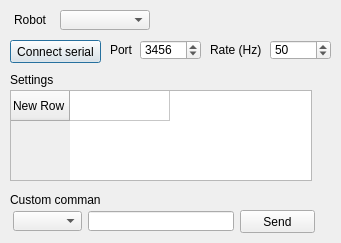
Old version of the form Main/SimTestQt/controllerdialog.ui in the repository krishauser/Klampt.
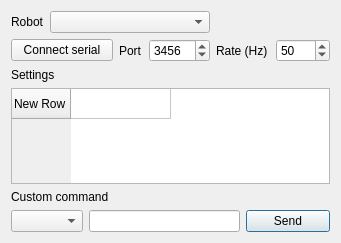
New version of the form.

Commit message: Updated GUI cosmetics, fixed pose objects

```diff
--- a/Main/SimTestQt/controllerdialog.ui
+++ b/Main/SimTestQt/controllerdialog.ui
@@ -13,51 +13,57 @@
   <property name="windowTitle">
    <string>Controller</string>
   </property>
+  <layout class="QGridLayout" name="gridLayout">
+   <item row="5" column="2" colspan="4">
+    <widget class="QLineEdit" name="lineEdit"/>
+   </item>
+   <item row="5" column="0" colspan="2">
+    <widget class="QComboBox" name="comboBox"/>
+   </item>
+   <item row="5" column="6" colspan="2">
+    <widget class="QPushButton" name="pushButton_2">
+     <property name="text">
+      <string>Send</string>
+     </property>
+    </widget>
+   </item>
+   <item row="1" column="5" colspan="2">
+    <widget class="QLabel" name="label_4">
+     <property name="text">
+      <string>Rate (Hz)</string>
+     </property>
+    </widget>
+   </item>
+   <item row="0" column="0">
   <widget class="QLabel" name="label">
-   <property name="geometry">
-    <rect>
-     <x>14</x>
-     <y>10</y>
-     <width>90</width>
-     <height>20</height>
-    </rect>
-   </property>
    <property name="text">
     <string>Robot</string>
    </property>
   </widget>
-  <widget class="QComboBox" name="cmb_robot">
-   <property name="geometry">
-    <rect>
-     <x>60</x>
-     <y>10</y>
-     <width>90</width>
-     <height>20</height>
-    </rect>
-   </property>
-  </widget>
+   </item>
+   <item row="4" column="0" colspan="3">
+    <widget class="QLabel" name="label_5">
+     <property name="text">
+      <string>Custom command</string>
+     </property>
+    </widget>
+   </item>
+   <item row="1" column="3">
   <widget class="QLabel" name="label_3">
-   <property name="geometry">
-    <rect>
-     <x>110</x>
-     <y>40</y>
-     <width>41</width>
-     <height>20</height>
-    </rect>
-   </property>
    <property name="text">
     <string>Port</string>
    </property>
   </widget>
+   </item>
+   <item row="1" column="0" colspan="3">
+    <widget class="QPushButton" name="pushButton">
+     <property name="text">
+      <string>Connect serial</string>
+     </property>
+    </widget>
+   </item>
+   <item row="1" column="7">
   <widget class="QSpinBox" name="spn_rate">
-   <property name="geometry">
-    <rect>
-     <x>270</x>
-     <y>40</y>
-     <width>61</width>
-     <height>20</height>
-    </rect>
-   </property>
    <property name="maximum">
     <number>1000</number>
    </property>
@@ -65,57 +71,16 @@
     <number>50</number>
    </property>
   </widget>
-  <widget class="QSpinBox" name="spn_port">
-   <property name="geometry">
-    <rect>
-     <x>140</x>
-     <y>40</y>
-     <width>61</width>
-     <height>20</height>
-    </rect>
-   </property>
-   <property name="maximum">
-    <number>65535</number>
-   </property>
-   <property name="value">
-    <number>3456</number>
-   </property>
-  </widget>
-  <widget class="QLabel" name="label_4">
-   <property name="geometry">
-    <rect>
-     <x>210</x>
-     <y>40</y>
-     <width>51</width>
-     <height>20</height>
-    </rect>
-   </property>
+   </item>
+   <item row="2" column="0" colspan="3">
+    <widget class="QLabel" name="label_2">
    <property name="text">
-    <string>Rate (Hz)</string>
-   </property>
-  </widget>
-  <widget class="QPushButton" name="pushButton">
-   <property name="geometry">
-    <rect>
-     <x>10</x>
-     <y>40</y>
-     <width>91</width>
-     <height>23</height>
-    </rect>
-   </property>
-   <property name="text">
-    <string>Connect serial</string>
-   </property>
-  </widget>
+      <string>Settings</string>
+     </property>
+    </widget>
+   </item>
+   <item row="3" column="0" colspan="8">
   <widget class="QTableWidget" name="tableWidget">
-   <property name="geometry">
-    <rect>
-     <x>10</x>
-     <y>90</y>
-     <width>302</width>
-     <height>91</height>
-    </rect>
-   </property>
    <property name="styleSheet">
     <string notr="true">font: 75 9pt &quot;Ubuntu&quot;;</string>
    </property>
@@ -141,65 +106,21 @@
     </property>
    </item>
   </widget>
-  <widget class="QLabel" name="label_2">
-   <property name="geometry">
-    <rect>
-     <x>10</x>
-     <y>70</y>
-     <width>90</width>
-     <height>20</height>
-    </rect>
-   </property>
-   <property name="text">
-    <string>Settings</string>
-   </property>
-  </widget>
-  <widget class="QPushButton" name="pushButton_2">
-   <property name="geometry">
-    <rect>
-     <x>240</x>
-     <y>210</y>
-     <width>75</width>
-     <height>23</height>
-    </rect>
-   </property>
-   <property name="text">
-    <string>Send</string>
-   </property>
-  </widget>
-  <widget class="QComboBox" name="comboBox">
-   <property name="geometry">
-    <rect>
-     <x>13</x>
-     <y>211</y>
-     <width>69</width>
-     <height>20</height>
-    </rect>
-   </property>
-  </widget>
-  <widget class="QLineEdit" name="lineEdit">
-   <property name="geometry">
-    <rect>
-     <x>88</x>
-     <y>211</y>
-     <width>146</width>
-     <height>20</height>
-    </rect>
-   </property>
-  </widget>
-  <widget class="QLabel" name="label_5">
-   <property name="geometry">
-    <rect>
-     <x>10</x>
-     <y>190</y>
-     <width>90</width>
-     <height>20</height>
-    </rect>
-   </property>
-   <property name="text">
-    <string>Custom command</string>
-   </property>
-  </widget>
+   </item>
+   <item row="1" column="4">
+    <widget class="QSpinBox" name="spn_port">
+     <property name="maximum">
+      <number>65535</number>
+     </property>
+     <property name="value">
+      <number>3456</number>
+     </property>
+    </widget>
+   </item>
+   <item row="0" column="1" colspan="4">
+    <widget class="QComboBox" name="cmb_robot"/>
+   </item>
+  </layout>
  </widget>
  <resources/>
  <connections>
```
Lines whose indentation alone changed are shown as unchanged. The commit also changes 7 other files.
